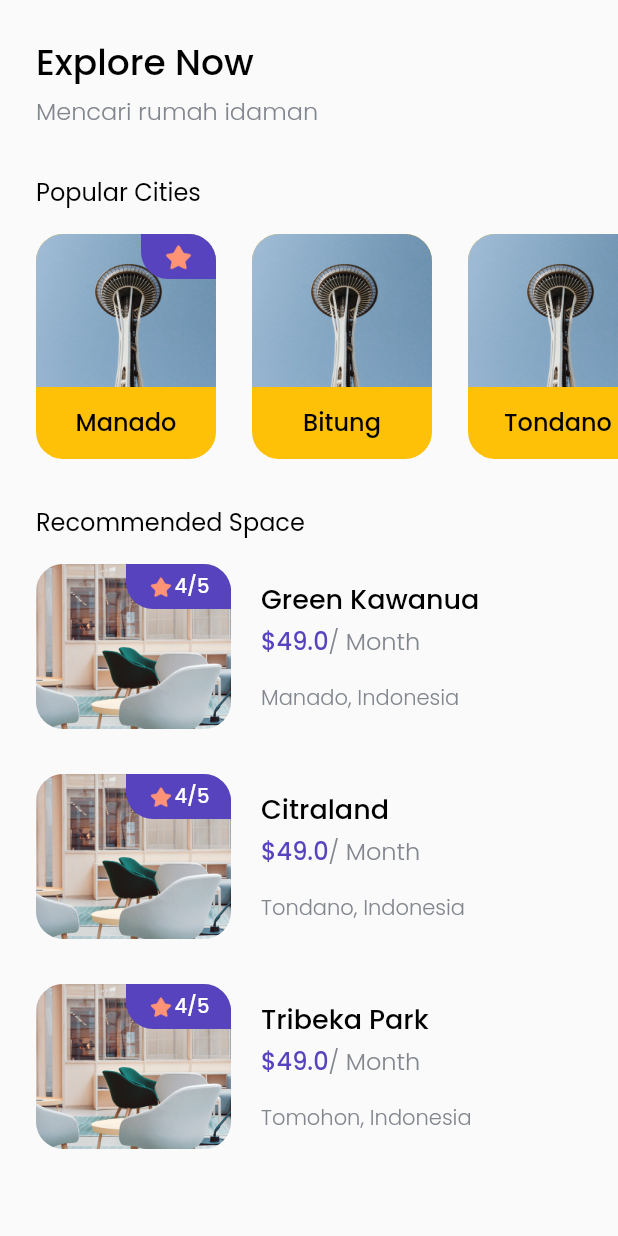
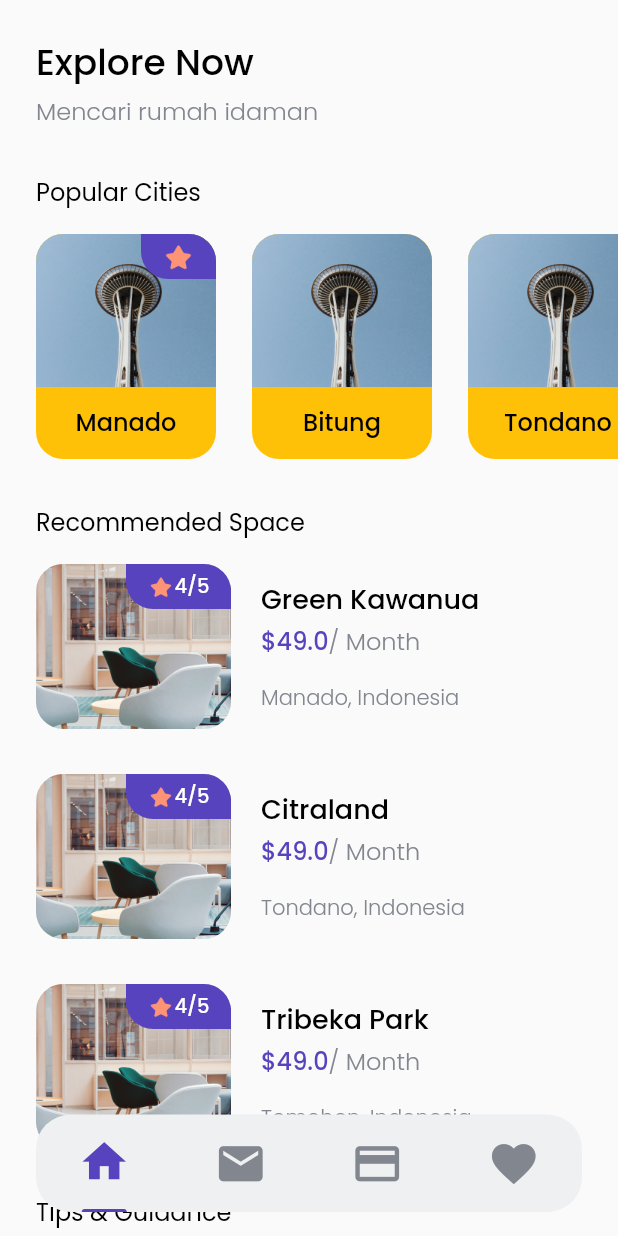
Before and after one commit to rifkytecoder/house-app-flutter-project, a Flutter app: the screen it shows after launch, on a phone screen of 412 x 824 dp. Run offline on Flutter 3.47's test engine with Material 2 defaults, Android fonts, the phone set to English and light mode, and no system bars; our stand-ins replace google_fonts.

Commit message:
create Bottom Navigation Bar using Floating Action Button

```diff
--- a/lib/pages/home_page.dart
+++ b/lib/pages/home_page.dart
@@ -6,6 +6,7 @@ import 'package:flutter_project_house_app/theme.dart';
 import 'package:flutter_project_house_app/widgets/city_card.dart';
 import 'package:flutter_project_house_app/widgets/space_card.dart';
 
+import '../widgets/bottom_navbar_item.dart';
 import '../widgets/tips_card.dart';
 
 class HomePage extends StatelessWidget {
@@ -16,10 +17,9 @@ class HomePage extends StatelessWidget {
     return Scaffold(
       body: SafeArea(
           bottom: false,
-          child: Padding(
-            padding: EdgeInsets.symmetric(vertical: edge),
           child: ListView(
             children: [
+              SizedBox(height: edge),
               // TODO: TITLE/HEADER
               Padding(
                 padding: EdgeInsets.only(left: edge),
@@ -144,6 +144,7 @@ class HomePage extends StatelessWidget {
                 ),
               ),
               const SizedBox(height: 16),
+              // Tips Card
               Padding(
                 padding: EdgeInsets.symmetric(horizontal: edge),
                 child: Column(
@@ -163,9 +164,55 @@ class HomePage extends StatelessWidget {
                   ],
                 ),
               ),
+              SizedBox(height: 70 + edge),
+            ],
+          )),
+      // TODO: BOTTOM NAVIGATION BAR
+      floatingActionButton: Container(
+        height: 65,
+        width: MediaQuery.of(context).size.width - (2 * edge),
+        margin: EdgeInsets.symmetric(
+          horizontal: edge,
+        ),
+        decoration: BoxDecoration(
+            color: const Color.fromARGB(255, 238, 240, 242),
+            borderRadius: BorderRadius.circular(23)),
+        // Icons Navbar
+        child: Row(
+          mainAxisAlignment: MainAxisAlignment.spaceAround,
+          children: <Widget>[
+            ButtomNavbarItem(
+                ikon: Icon(
+                  Icons.home,
+                  color: purpleColor,
+                  size: 35,
+                ),
+                isActive: true),
+            ButtomNavbarItem(
+              ikon: Icon(
+                Icons.email,
+                color: greyColor,
+                size: 35,
+              ),
+            ),
+            ButtomNavbarItem(
+              ikon: Icon(
+                Icons.credit_card,
+                color: greyColor,
+                size: 35,
+              ),
+            ),
+            ButtomNavbarItem(
+              ikon: Icon(
+                Icons.favorite,
+                color: greyColor,
+                size: 35,
+              ),
+            ),
           ],
         ),
-          )),
+      ),
+      floatingActionButtonLocation: FloatingActionButtonLocation.centerFloat,
     );
   }
 }
--- /dev/null
+++ b/lib/widgets/bottom_navbar_item.dart
@@ -0,0 +1,41 @@
+import 'package:flutter/material.dart';
+import 'package:flutter_project_house_app/theme.dart';
+
+class ButtomNavbarItem extends StatelessWidget {
+  // final String imageUrl;
+  final Icon ikon;
+  final bool isActive;
+
+  const ButtomNavbarItem({
+    required this.ikon,
+    this.isActive = false,
+  });
+
+  @override
+  Widget build(BuildContext context) {
+    return Column(
+      children: <Widget>[
+        const Spacer(),
+        // Icon Navbar
+        // Icon(
+        //   Icons.home,
+        //   size: 35,
+        //   color: whiteColor,
+        // ),
+        ikon,
+        const Spacer(),
+        // line indicator navbar
+        isActive
+            ? Container(
+                height: 2,
+                width: 30,
+                decoration: BoxDecoration(
+                    color: purpleColor,
+                    borderRadius:
+                        const BorderRadius.vertical(top: Radius.circular(10))),
+              )
+            : Container(),
+      ],
+    );
+  }
+}
```
Lines whose indentation alone changed are shown as unchanged.
